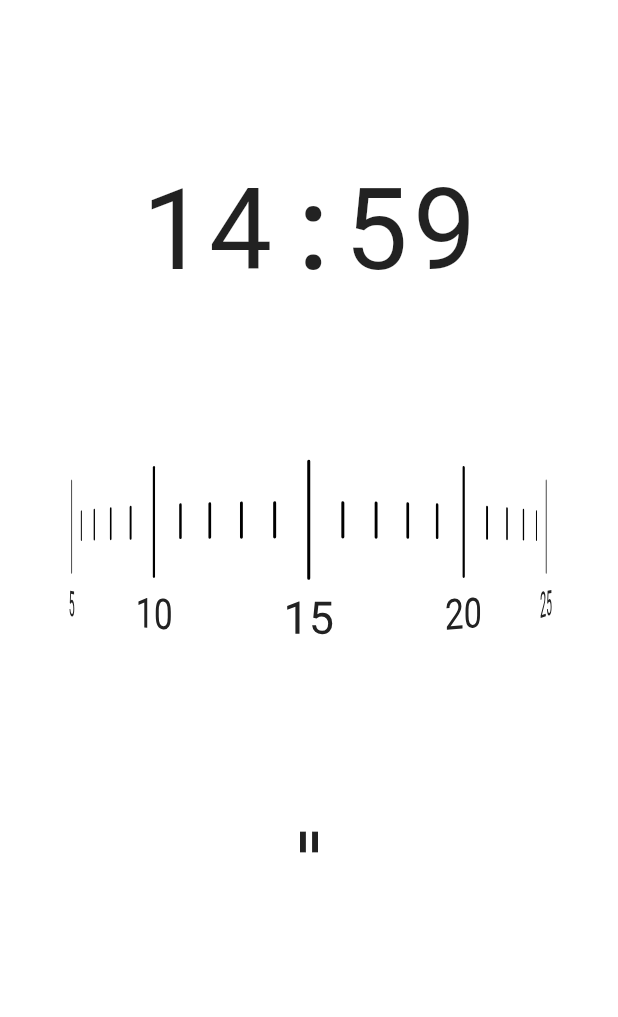
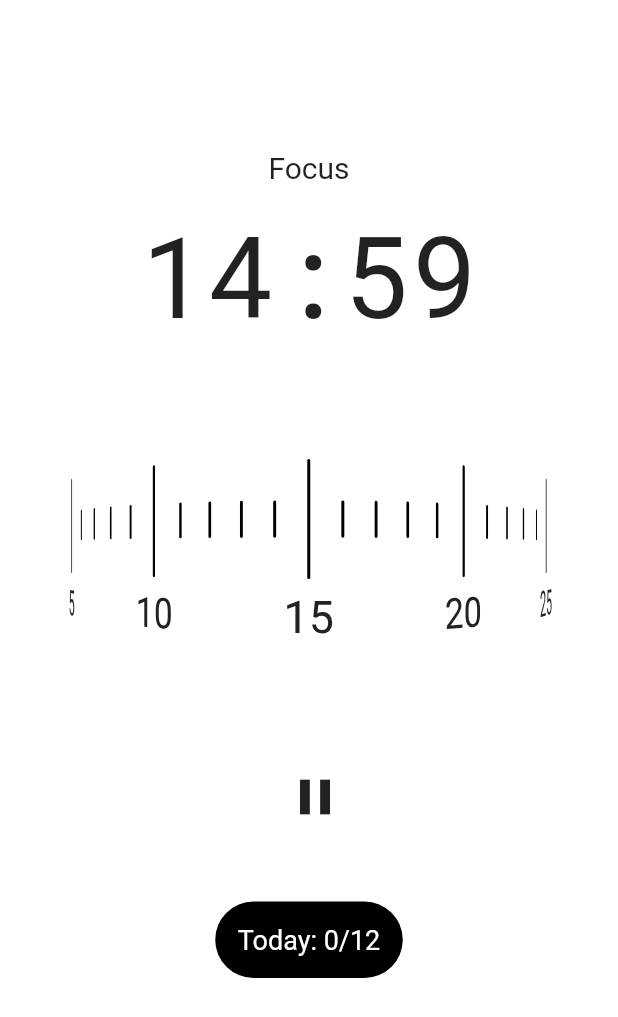
Before and after one commit to ptuzinek/Pomodoro_App, a Flutter app: the screen it shows after launch, scrolled down 576 dp, after a tap on the "play arrow" icon, on a phone screen of 412 x 824 dp. Shown: the top 1017 px of the screen. Run offline on Flutter 3.47's test engine with Material 2 defaults, Android fonts, the phone set to English and light mode, and no system bars; our stand-ins replace bloc, equatable, flutter_bloc.

Commit message:
Focus, Break, LongBreak sessions with autoplay. Completed focus sessions display. Fixed Clock Rotation when Pausing and Resuming to the correct index. Renamed method to be more clear.

```diff
--- a/lib/presentation/screens/home_screen.dart
+++ b/lib/presentation/screens/home_screen.dart
@@ -1,5 +1,6 @@
 import 'dart:async';
 import 'package:flutter/material.dart';
+import 'package:pomodoro_app/presentation/widgets/focus_session_table.dart';
 import 'package:pomodoro_app/presentation/widgets/pomodoro_timer.dart';
 
 class HomeScreen extends StatefulWidget {
@@ -13,9 +14,13 @@ class _HomeScreenState extends State<HomeScreen> {
   int minutes = 25;
   int seconds = 0;
   int listViewItemPosition = 24;
+  int focusSessionsCompleted = 0;
   ScrollPhysics physics = FixedExtentScrollPhysics();
   Timer? timer;
   bool isPaused = true;
+  bool isFocus = true;
+  bool isLongBreak = false;
+  bool isListIndexChange = true;
   final FixedExtentScrollController controller = FixedExtentScrollController(
     initialItem: 24,
   );
@@ -31,13 +36,22 @@ class _HomeScreenState extends State<HomeScreen> {
   @override
   Widget build(BuildContext context) {
     return Scaffold(
-      backgroundColor: Colors.white,
+      backgroundColor: isFocus ? Colors.white : Colors.lightGreen,
       body: SafeArea(
         child: Column(
           mainAxisSize: MainAxisSize.min,
           children: [
             SizedBox(
               height: 100,
+            ),
+            Text(
+              isFocus ? 'Focus' : 'Break',
+              style: TextStyle(
+                fontSize: 20,
+              ),
+            ),
+            SizedBox(
+              height: 10,
             ),
             Flexible(
               child: Text(
@@ -53,12 +67,14 @@ class _HomeScreenState extends State<HomeScreen> {
                 controller: controller,
                 physics: physics,
                 onListWheelTap: onListWheelTap,
-                updateTimer: updateTimer,
+                onSelectedItemChanged: onSelectedItemChanged,
                 onNotification: onNotification,
               ),
             ),
             IconButton(
-              icon: isPaused ? Icon(Icons.play_arrow) : Icon(Icons.pause),
+              icon: isPaused
+                  ? Icon(Icons.play_arrow, size: 40)
+                  : Icon(Icons.pause, size: 40),
               onPressed: () {
                 if (isPaused) {
                   startCountdown();
@@ -67,6 +83,12 @@ class _HomeScreenState extends State<HomeScreen> {
                   pauseCountdownAndRotation();
                 }
               },
+            ),
+            SizedBox(
+              height: 50,
+            ),
+            FocusSessionTable(
+              focusSessionsCompleted: focusSessionsCompleted.toString(),
             ),
           ],
         ),
@@ -84,8 +106,10 @@ class _HomeScreenState extends State<HomeScreen> {
     return true;
   }
 
-  updateTimer(listPositionReal) {
+  onSelectedItemChanged(listPositionReal) {
     listViewItemPosition = listPositionReal;
+    // Flag that the current List index changed
+    isListIndexChange = true;
     setState(() {
       minutes = (listPositionReal + 1) % 60;
     });
@@ -113,9 +137,23 @@ class _HomeScreenState extends State<HomeScreen> {
     physics = AlwaysScrollableScrollPhysics();
     final int durationInSeconds = minutes * 60 + seconds;
 
-    controller.animateToItem((listViewItemPosition - minutes),
+    // Calculate the end position of the clock, taking into account that
+    // the calculation is using the current index and the minutes count,
+    // but when the clock starts it substracts 1 minute, so when user pause and
+    // resume the calculation that is made is one index short of a goal.
+    // Also take into account that the listViewItemPosition changes when seconds
+    // reach 30.
+    int endPosition = -1;
+    // here we take into account that the minute should be rounded up.
+    if (isListIndexChange) {
+      endPosition = listViewItemPosition - minutes;
+    } else {
+      endPosition = listViewItemPosition - minutes - 1;
+    }
+
+    controller.animateToItem((endPosition),
         duration: Duration(
-          seconds: durationInSeconds,
+          seconds: durationInSeconds > 0 ? durationInSeconds : 1,
         ),
         curve: Curves.linear);
   }
@@ -127,10 +165,33 @@ class _HomeScreenState extends State<HomeScreen> {
     timer = Timer.periodic(Duration(seconds: 1), (timer) {
       if (seconds == 0 && minutes == 0) {
         timer.cancel();
+        setState(() {
+          if (isFocus) {
+            focusSessionsCompleted++;
+          }
+          // Change the session, rotate the clock to starting position,
+          // reset the clock.
+
+          isFocus = !isFocus;
+          if (isFocus) {
+            controller.jumpToItem(24);
+            minutes = 25;
+          } else if (!isFocus && (focusSessionsCompleted % 4) == 0) {
+            controller.jumpToItem(24);
+            minutes = 25;
+          } else {
+            controller.jumpToItem(4);
+            minutes = 5;
+          }
+
+          startCountdown();
+          turnTheClock();
+        });
         print('Cancel in startCountdown');
       } else if (seconds == 0 && minutes != 0) {
         minutes--;
         seconds--;
+        isListIndexChange = false;
       } else {
         seconds--;
       }
--- /dev/null
+++ b/lib/presentation/widgets/focus_session_table.dart
@@ -0,0 +1,26 @@
+import 'package:flutter/material.dart';
+
+class FocusSessionTable extends StatelessWidget {
+  final String focusSessionsCompleted;
+  const FocusSessionTable({Key? key, required this.focusSessionsCompleted})
+      : super(key: key);
+
+  @override
+  Widget build(BuildContext context) {
+    return Container(
+      decoration: BoxDecoration(
+          color: Colors.black,
+          borderRadius: BorderRadius.all(Radius.circular(50))),
+      child: Padding(
+        padding: const EdgeInsets.all(15.0),
+        child: Text(
+          'Today: $focusSessionsCompleted/12',
+          style: TextStyle(
+            color: Colors.white,
+            fontSize: 18,
+          ),
+        ),
+      ),
+    );
+  }
+}
--- a/lib/presentation/widgets/pomodoro_timer.dart
+++ b/lib/presentation/widgets/pomodoro_timer.dart
@@ -3,13 +3,13 @@ import 'package:flutter/material.dart';
 class PomodoroTimer extends StatelessWidget {
   const PomodoroTimer({
     Key? key,
-    required this.updateTimer,
+    required this.onSelectedItemChanged,
     required this.controller,
     required this.physics,
     required this.onListWheelTap,
     required this.onNotification,
   }) : super(key: key);
-  final Function(int min) updateTimer;
+  final Function(int min) onSelectedItemChanged;
   final FixedExtentScrollController controller;
   final ScrollPhysics physics;
   final Function onListWheelTap;
@@ -29,9 +29,7 @@ class PomodoroTimer extends StatelessWidget {
             squeeze: 2,
             diameterRatio: 1.3,
             physics: physics, //FixedExtentScrollPhysics(),
-            onSelectedItemChanged: (value) {
-              updateTimer(value);
-            },
+            onSelectedItemChanged: onSelectedItemChanged,
             childDelegate: ListWheelChildBuilderDelegate(
               builder: (context, index) {
                 index = (index + 1) % 60;
```
